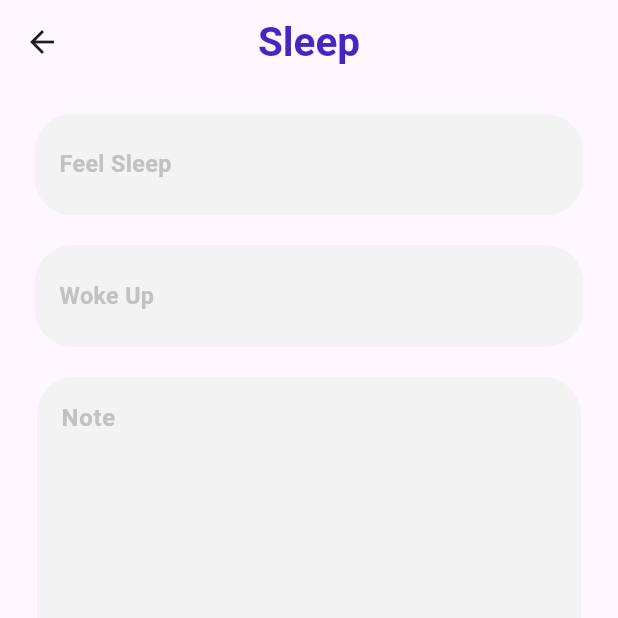
After one commit to andactasdemir24/baby_tracker_app, a Flutter app: the SleepPage screen opened directly, on a phone screen of 412 x 824 dp, the top half of it. The commit adds this screen. Run offline on Flutter 3.47's test engine with Material 3 defaults, Android fonts, the phone set to English and light mode, and no system bars; our stand-ins replace flutter_mobx, get_it, hive, hive_flutter, mobx, shared_preferences; missing offline and left inert: flutter_inappwebview; accounts and stored records are empty; generated files the repository leaves out were written again; Roboto replaces fonts that are missing (Poppins).

Commit message:
created sleep page

```diff
--- a/lib/app/core/components/costum_vidgets/note_textfield.dart
+++ b/lib/app/core/components/costum_vidgets/note_textfield.dart
@@ -1,5 +1,8 @@
+// ignore_for_file: public_member_api_docs, sort_constructors_first
+import 'package:flutter/material.dart';
+
 import 'package:baby_tracker_app/app/core/constants/text_constants.dart';
-import 'package:flutter/material.dart';
+import 'package:baby_tracker_app/app/features/screens/sleep/viewmodel/sleep_viewmodel.dart';
 
 import '../../../features/screens/feeding/viewmodel/feeding_viewmodel.dart';
 import '../../constants/color_constants.dart';
@@ -8,22 +11,23 @@ import '../../getIt/locator.dart';
 
 class CustomNoteTextfield extends StatelessWidget {
   final TextEditingController controller;
+  final Function(String) onChanged;
   const CustomNoteTextfield({
     Key? key,
     required this.controller,
+    required this.onChanged,
   }) : super(key: key);
 
   @override
   Widget build(BuildContext context) {
     final feedingViewmodel = locator.get<FeedingViewModel>();
+    final sleepViewmodel = locator.get<SleepViewModel>();
 
     return Center(
       child: Padding(
         padding: EdgeInsets.symmetric(horizontal: displayWidth(context) * 0.06),
         child: TextField(
-          onChanged: (value) {
-            feedingViewmodel.changeVisible();
-          },
+          onChanged: onChanged,
           style: const TextStyle(fontWeight: FontWeight.bold),
           maxLines: 8,
           controller: controller,
--- a/lib/app/core/constants/text_constants.dart
+++ b/lib/app/core/constants/text_constants.dart
@@ -37,3 +37,8 @@ const String feedingAppbar = 'Feeding';
 const String time = 'Time';
 const String amount = 'Amount (ml)';
 const String note = 'Note';
+
+//sleep
+const String sleepAppbar = 'Sleep';
+const String feelSleep = 'Feel Sleep';
+const String wokeUp = 'Woke Up';
--- a/lib/app/core/getIt/locator.dart
+++ b/lib/app/core/getIt/locator.dart
@@ -1,5 +1,6 @@
 import 'package:baby_tracker_app/app/features/screens/feeding/viewmodel/feeding_viewmodel.dart';
 import 'package:baby_tracker_app/app/features/screens/onboarding/viewmodel/onboarding_viewmodel.dart';
+import 'package:baby_tracker_app/app/features/screens/sleep/viewmodel/sleep_viewmodel.dart';
 import 'package:get_it/get_it.dart';
 
 var locator = GetIt.instance;
@@ -7,4 +8,5 @@ var locator = GetIt.instance;
 void setupLocator() {
   locator.registerLazySingleton(() => OnboardingViewmodel());
   locator.registerLazySingleton(() => FeedingViewModel());
+  locator.registerLazySingleton(() => SleepViewModel());
 }
--- a/lib/app/features/screens/feeding/view/feeding_page.dart
+++ b/lib/app/features/screens/feeding/view/feeding_page.dart
@@ -34,7 +34,10 @@ class FeedingPage extends StatelessWidget {
                   ),
                 ),
                 AmountTextField(controller: feedingViewmodel.amountController),
-                CustomNoteTextfield(controller: feedingViewmodel.noteController),
+                CustomNoteTextfield(
+                  controller: feedingViewmodel.noteController,
+                  onChanged: (p0) => feedingViewmodel.changeVisible(),
+                ),
                 SizedBox(height: displayHeight(context) * 0.2),
                 Observer(
                   builder: (context) {
--- a/lib/app/features/screens/feeding/viewmodel/feeding_viewmodel.dart
+++ b/lib/app/features/screens/feeding/viewmodel/feeding_viewmodel.dart
@@ -36,5 +36,8 @@ abstract class _FeedingViewModelBase with Store {
   @action
   void clearTime() {
     time = null;
+    amountController.clear();
+    noteController.clear();
+    changeVisible();
   }
 }
--- /dev/null
+++ b/lib/app/features/screens/sleep/view/sleep_page.dart
@@ -0,0 +1,71 @@
+import 'package:baby_tracker_app/app/features/screens/sleep/viewmodel/sleep_viewmodel.dart';
+import 'package:flutter/material.dart';
+import 'package:flutter_mobx/flutter_mobx.dart';
+
+import '../../../../core/components/costum_vidgets/custom_appbar.dart';
+import '../../../../core/components/costum_vidgets/custom_button.dart';
+import '../../../../core/components/costum_vidgets/note_textfield.dart';
+import '../../../../core/components/costum_vidgets/time_picker.dart';
+import '../../../../core/constants/color_constants.dart';
+import '../../../../core/constants/mediaquery_constants.dart';
+import '../../../../core/constants/text_constants.dart';
+import '../../../../core/getIt/locator.dart';
+
+class SleepPage extends StatelessWidget {
+  const SleepPage({super.key});
+
+  @override
+  Widget build(BuildContext context) {
+    final sleepViewmodel = locator.get<SleepViewModel>();
+
+    return Scaffold(
+        appBar: const CustomAppbar(appbarText: sleepAppbar),
+        body: SingleChildScrollView(child: Observer(
+          builder: (context) {
+            return Column(
+              children: [
+                GestureDetector(
+                  onTap: () {
+                    sleepViewmodel.selectTime1(context);
+                    sleepViewmodel.changeVisible();
+                  },
+                  child: CustomTimePicker(
+                    text: sleepViewmodel.time1 != null ? sleepViewmodel.time1!.format(context) : feelSleep,
+                    color: sleepViewmodel.time1 != null ? cblack : const Color(0xffC2C2C2),
+                  ),
+                ),
+                Padding(
+                  padding: const EdgeInsets.only(bottom: 20),
+                  child: GestureDetector(
+                    onTap: () {
+                      sleepViewmodel.selectTime2(context);
+                      sleepViewmodel.changeVisible();
+                    },
+                    child: CustomTimePicker(
+                      text: sleepViewmodel.time2 != null ? sleepViewmodel.time2!.format(context) : wokeUp,
+                      color: sleepViewmodel.time2 != null ? cblack : const Color(0xffC2C2C2),
+                    ),
+                  ),
+                ),
+                CustomNoteTextfield(
+                  controller: sleepViewmodel.noteController,
+                  onChanged: (p0) => sleepViewmodel.changeVisible(),
+                ),
+                SizedBox(height: displayHeight(context) * 0.2),
+                Observer(
+                  builder: (context) {
+                    return Visibility(
+                      visible: sleepViewmodel.isButtonVisible2,
+                      child: CustomButton(
+                        text: const Text(save, style: TextStyle(color: cwhite)),
+                        onPressed: () {},
+                      ),
+                    );
+                  },
+                )
+              ],
+            );
+          },
+        )));
+  }
+}
```
Also changed, not shown: lib/app/features/screens/home/view/home_page.dart (+9 -1 lines), lib/app/features/screens/sleep/viewmodel/sleep_viewmodel.dart (added, +54 -0 lines), lib/app/features/screens/symptomps/view/symptomps_page.dart (added, +10 -0 lines), lib/app/features/screens/sleep/viewmodel/sleep_viewmodel.g.dart (added).
